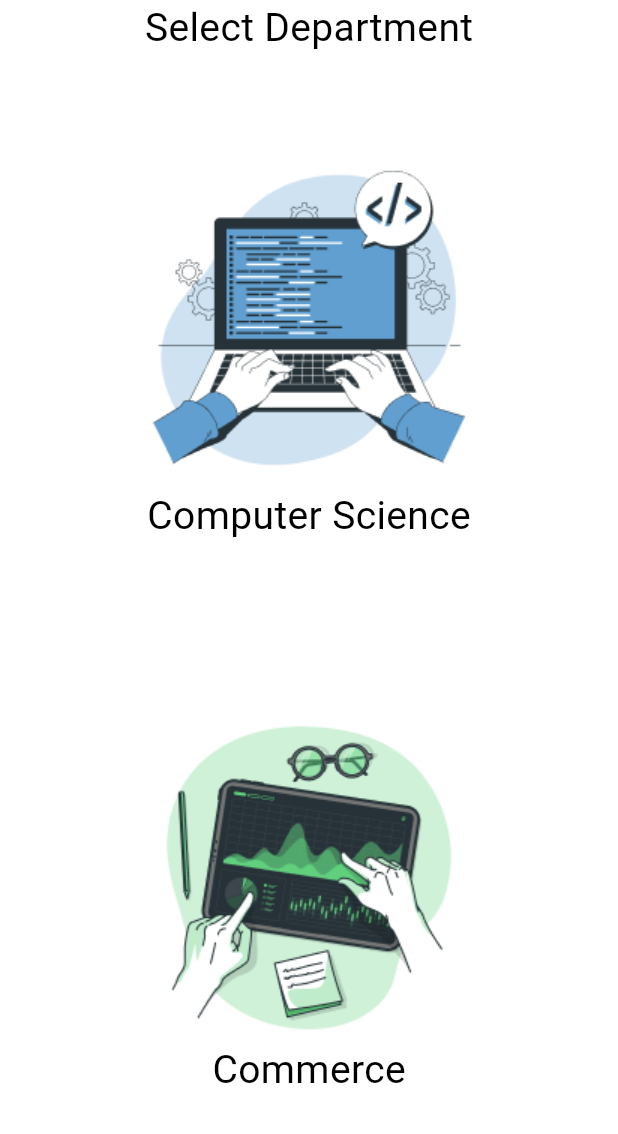
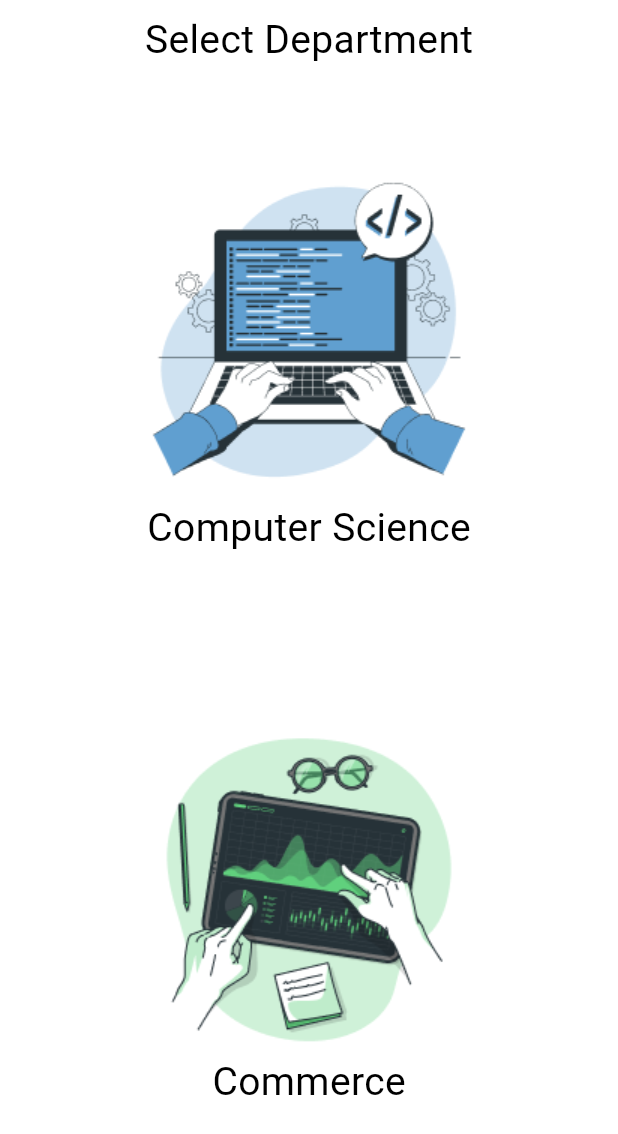
Before and after one commit to MoatazTabl/Attendo, a Flutter app: the AdminHome screen opened by its route, on a phone screen of 412 x 824 dp. Shown: the top 1134 px of the screen. Run offline on Flutter 3.47's test engine with Material 3 defaults, Android fonts, the phone set to English and light mode, and no system bars; our stand-ins replace bloc, cached_network_image, camera, dartz, dio, flutter_bloc and 15 more; missing offline and left inert: excel, mobile_device_identifier, mobile_scanner; accounts and stored records are empty; generated files the repository leaves out were written again; project files that could hold a hidden picture were left out.

```diff
--- a/lib/core/router/router.dart
+++ b/lib/core/router/router.dart
@@ -1,5 +1,6 @@
 import 'package:attendo/core/router/app_routes.dart';
 import 'package:attendo/intro/admin/features/all_students_screen/view/all_students_screen.dart';
+import 'package:attendo/intro/admin/features/all_students_screen/view_model/cubit/get_all_students_cubit.dart';
 import 'package:attendo/intro/admin/features/commerce_grades/view/commerce_grades_screen.dart';
 import 'package:attendo/intro/admin/features/cs_grades/view/cs_grades_screen.dart';
 import 'package:attendo/intro/admin/features/home/home.dart';
@@ -98,11 +99,17 @@ final GoRouter router = GoRouter(
     ),
     GoRoute(
       path: AppRoutes.attendancePageInstructor,
-      builder: (context, state) => MultiBlocProvider(providers: [
-        BlocProvider(
-          create: (context) => GetReportCubit(),
+      builder: (context, state) => MultiBlocProvider(
+        providers: [
+          BlocProvider(
+            create: (context) => GetReportCubit(),
+          ),
+        ],
+        child: AttendancePageInstructor(
+          instructorDetailsReportModel:
+              state.extra as InstructorDetailsReportModel,
         ),
-      ], child: AttendancePageInstructor(instructorDetailsReportModel: state.extra as InstructorDetailsReportModel,), ),
+      ),
     ),
     GoRoute(
       path: AppRoutes.createLectureInstructor,
@@ -123,23 +130,27 @@ final GoRouter router = GoRouter(
         ),
       ),
     ),
-  //  -----------------------Admin---------------------
+    //  -----------------------Admin---------------------
     GoRoute(
       path: "/adminHome",
       builder: (context, state) => const AdminHome(),
     ),
     GoRoute(
       path: "/csGrades",
-      builder: (context, state) =>  CsGradesScreen(),
+      builder: (context, state) => CsGradesScreen(),
     ),
     GoRoute(
       path: "/commerceGrades",
-      builder: (context, state) =>  CommerceGradesScreen(),
+      builder: (context, state) => CommerceGradesScreen(),
     ),
     GoRoute(
       path: "/allStudents",
-      builder: (context, state) =>  AllStudentsScreen(studentsModel: state.extra as StudentsModel,),
+      builder: (context, state) => BlocProvider(
+        create: (context) => GetAllStudentsCubit(),
+        child: AllStudentsScreen(
+          studentsModel: state.extra as StudentsModel,
+        ),
+      ),
     ),
-
   ],
 );
--- a/lib/intro/admin/features/all_students_screen/view_model/cubit/get_all_students_cubit.dart
+++ b/lib/intro/admin/features/all_students_screen/view_model/cubit/get_all_students_cubit.dart
@@ -19,10 +19,10 @@ class GetAllStudentsCubit extends Cubit<GetAllStudentsState> {
           endpoint: ApiStrings.getAllStudents,
           data: {"faculty": department, "grade": grade});
       List<AllStudentsModel> students = [];
-      for (int i = 0; i <= response.length; i++) {
-        students.add(AllStudentsModel.fromJson(response[i]));
+      for (var item in response['result']) {
+        students.add(AllStudentsModel.fromJson(item));
       }
-      emit(GetAllStudentsSuccess());
+      emit(GetAllStudentsSuccess(students: students));
     } on Exception catch (e) {
       if (e is DioException) {
         final k = ServerFailures.fromDioException(e);
--- a/lib/intro/admin/features/all_students_screen/view_model/cubit/get_all_students_state.dart
+++ b/lib/intro/admin/features/all_students_screen/view_model/cubit/get_all_students_state.dart
@@ -5,7 +5,9 @@ abstract class GetAllStudentsState {}
 
 class GetAllStudentsInitial extends GetAllStudentsState {}
 class GetAllStudentsSuccess extends GetAllStudentsState {
+ List<AllStudentsModel> students;
 
+ GetAllStudentsSuccess({required this.students});
 }
 class GetAllStudentsLoading extends GetAllStudentsState {}
 class GetAllStudentsFailure extends GetAllStudentsState {
--- a/lib/intro/admin/features/home/home.dart
+++ b/lib/intro/admin/features/home/home.dart
@@ -13,7 +13,9 @@ class AdminHome extends StatelessWidget {
         child: Row(
           mainAxisAlignment: MainAxisAlignment.center,
           children: [
-            Column(
+            Padding(
+              padding: const EdgeInsets.symmetric(vertical: 8.0),
+              child: Column(
                 children: [
                   const Text(
                     "Select Department",
@@ -44,6 +46,7 @@ class AdminHome extends StatelessWidget {
                   )
                 ],
               ),
+            ),
           ],
         ),
       ),
```
Also changed, not shown: lib/intro/admin/features/all_students_screen/view/all_students_screen.dart (+54 -8 lines), lib/intro/admin/features/all_students_screen/view_model/model/AllStudentsModel.dart (+15 -15 lines). Lines whose indentation alone changed are shown as unchanged.
